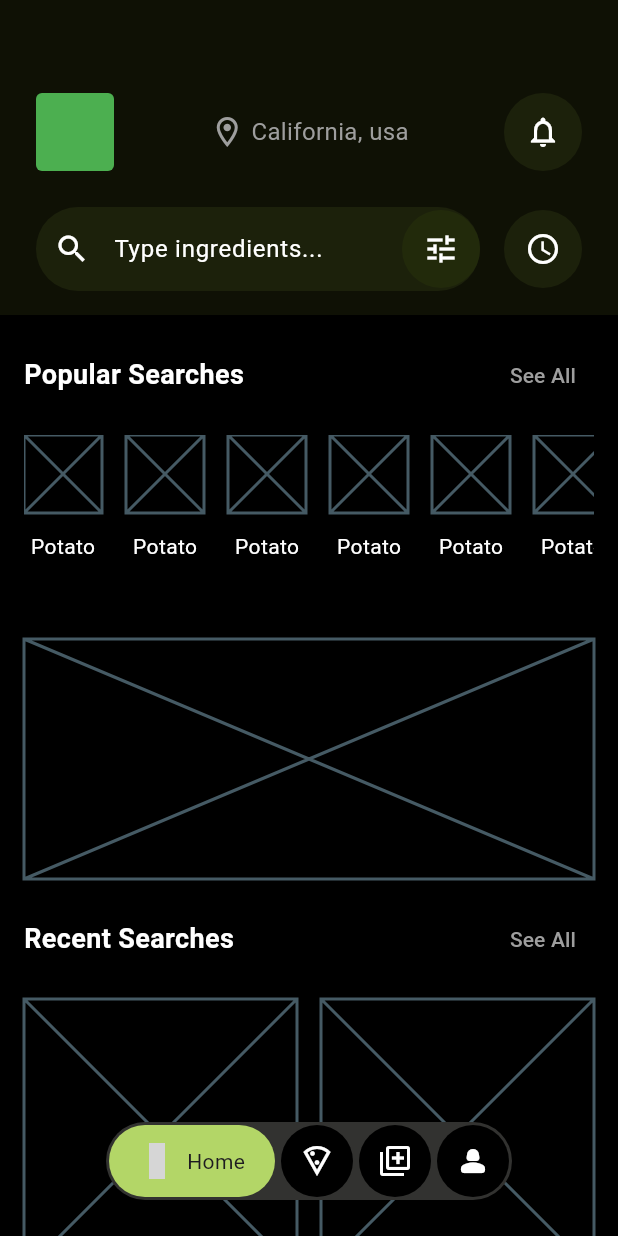
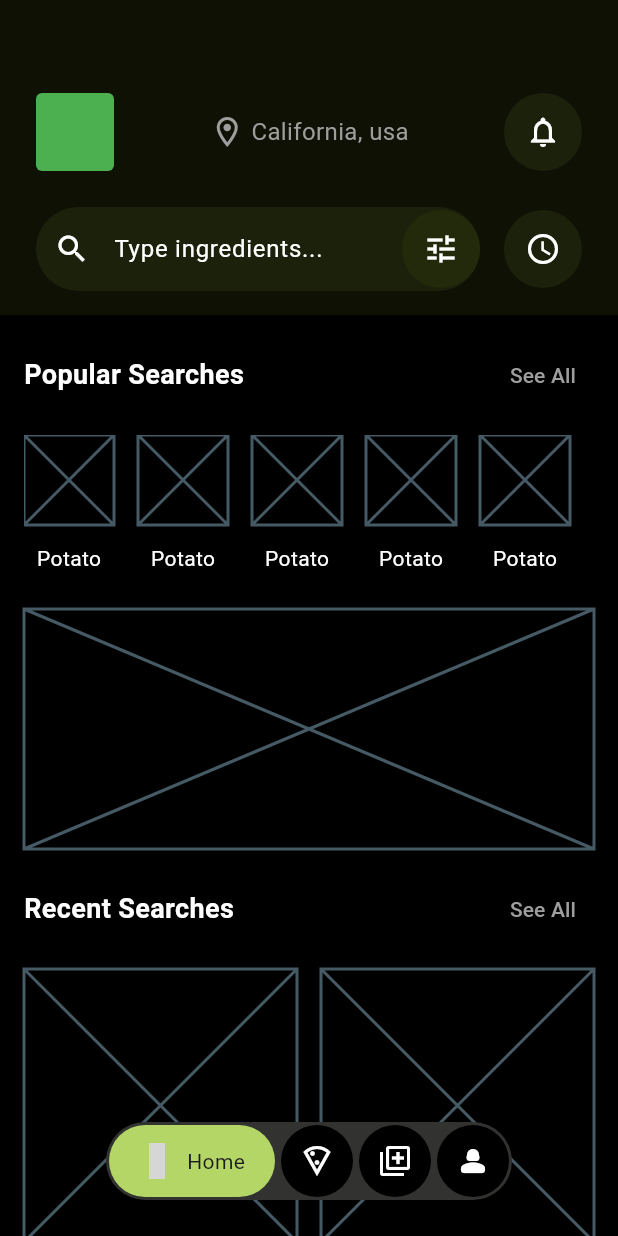
Before and after one commit to JAICHANGPARK/flutter_notebook_chapter_43, a Flutter app: the FoodOrderMainPage screen opened directly, on a phone screen of 412 x 824 dp. Run offline on Flutter 3.47's test engine with Material 3 defaults, Android fonts, the phone set to English and light mode, and no system bars; our stand-ins replace gap, hugeicons, percent_indicator; grey boxes are pictures that could not be loaded.

Commit message:
Update food_order_home_page.dart

```diff
--- a/lib/ep2393_food_order_app/ui/home/food_order_home_page.dart
+++ b/lib/ep2393_food_order_app/ui/home/food_order_home_page.dart
@@ -40,7 +40,7 @@ class _FoodOrderHomePageState extends State<FoodOrderHomePage> {
               ],
             ),
             Container(
-              height: 120,
+              height: 100,
               width: double.infinity,
               child: ListView.builder(
                 shrinkWrap: true,
@@ -55,8 +55,8 @@ class _FoodOrderHomePageState extends State<FoodOrderHomePage> {
                       spacing: 12,
                       children: [
                         Container(
-                          height: 52,
-                          width: 52,
+                          height: 60,
+                          width: 60,
                           child: Placeholder(),
                         ),
                         Text(
```
